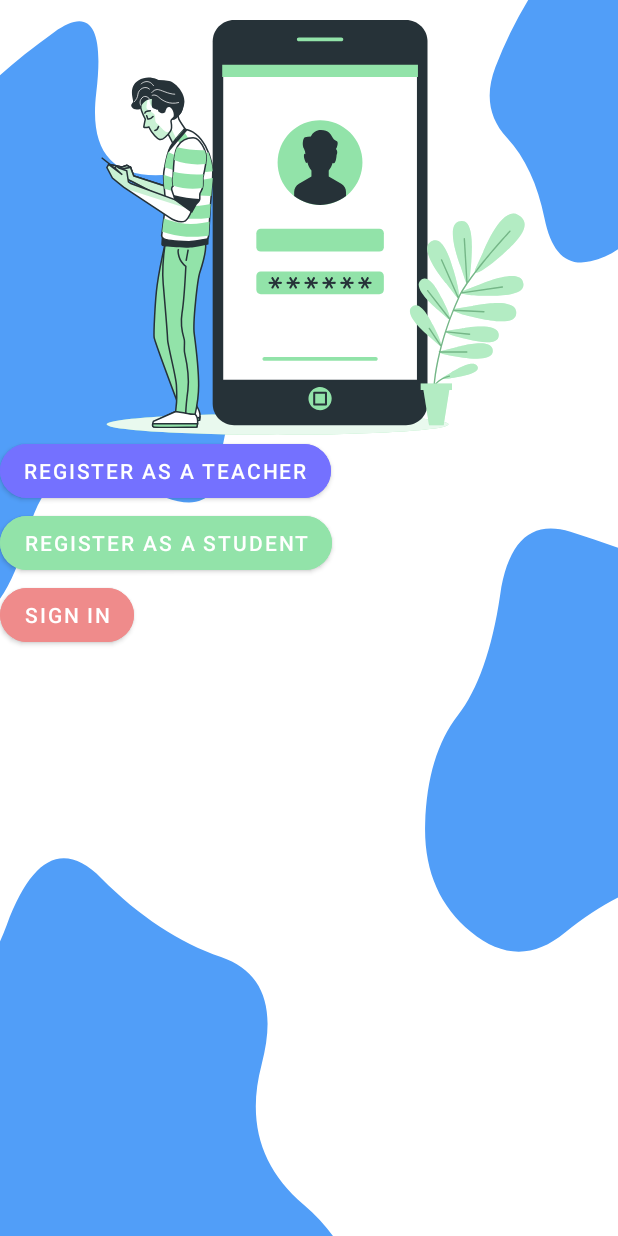
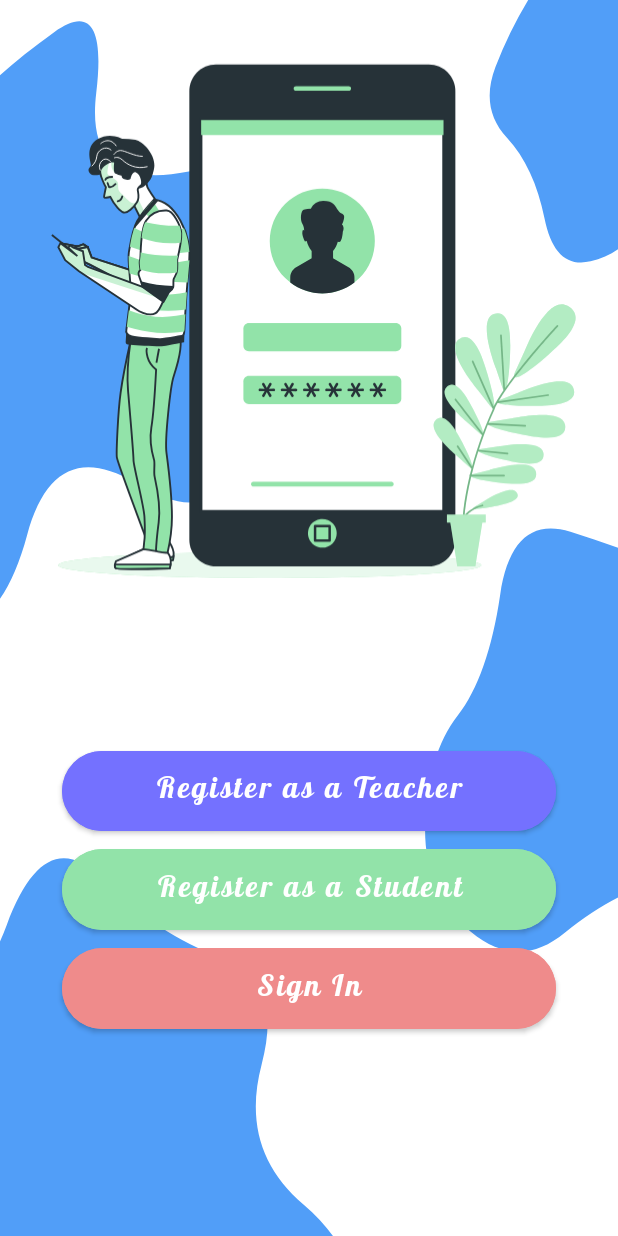
Before and after one commit to rjhaye/Club-Informant, an Android app: the screen it shows after launch (MainActivity), on a phone screen of 412 x 824 dp. Run offline under Robolectric (Android 15) with nearby library versions, the phone set to English and light mode, and no system bars.

Commit message:
Using percentage as size

```diff
--- a/app/src/main/res/layout/activity_main.xml
+++ b/app/src/main/res/layout/activity_main.xml
@@ -1,5 +1,5 @@
 <?xml version="1.0" encoding="utf-8"?>
-<RelativeLayout xmlns:android="http://schemas.android.com/apk/res/android"
+<androidx.constraintlayout.widget.ConstraintLayout xmlns:android="http://schemas.android.com/apk/res/android"
     xmlns:app="http://schemas.android.com/apk/res-auto"
     xmlns:tools="http://schemas.android.com/tools"
     android:layout_width="match_parent"
@@ -7,37 +7,97 @@
     android:background="@drawable/background"
     tools:context=".MainActivity">
 
+
     <ImageView
         android:id="@+id/iv_main_image"
+        android:layout_width="0dp"
+        android:layout_height="0dp"
+        android:layout_centerHorizontal="true"
+        android:src="@drawable/main_image"
+        app:layout_constraintEnd_toEndOf="parent"
+        app:layout_constraintHeight_percent=".50"
+        app:layout_constraintHorizontal_bias="0.487"
+        app:layout_constraintStart_toStartOf="parent"
+        app:layout_constraintWidth_percent=".9"
+        tools:layout_editor_absoluteY="3dp" />
+
+    <androidx.constraintlayout.widget.Guideline
+        android:id="@+id/top_teacher_guideline"
         android:layout_width="wrap_content"
         android:layout_height="wrap_content"
-        android:layout_centerHorizontal="true"
-        android:src="@drawable/main_image" />
+        android:orientation="horizontal"
+        app:layout_constraintGuide_percent=".6" />
+
+    <androidx.constraintlayout.widget.Guideline
+        android:id="@+id/top_student_guideline"
+        android:layout_width="wrap_content"
+        android:layout_height="wrap_content"
+        android:orientation="horizontal"
+        app:layout_constraintGuide_percent=".68" />
+
+    <androidx.constraintlayout.widget.Guideline
+        android:id="@+id/top_sign_in_guideline"
+        android:layout_width="wrap_content"
+        android:layout_height="wrap_content"
+        android:orientation="horizontal"
+        app:layout_constraintGuide_percent=".76" />
+
+    <androidx.constraintlayout.widget.Guideline
+        android:id="@+id/bottom_sign_in_guideline"
+        android:layout_width="wrap_content"
+        android:layout_height="wrap_content"
+        android:orientation="horizontal"
+        app:layout_constraintGuide_percent=".84" />
+
 
     <com.google.android.material.button.MaterialButton
         android:id="@+id/btn_register_as_a_teacher"
-        android:layout_width="wrap_content"
-        android:layout_height="wrap_content"
-        android:layout_below="@+id/iv_main_image"
+        android:layout_width="0dp"
+        android:layout_height="0dp"
         android:backgroundTint="#7471FF"
+        android:fontFamily="@font/lobster_regular"
         android:text="Register as a Teacher"
-        app:cornerRadius="50dp" />
+        android:textAllCaps="false"
+        android:textSize="20dp"
+        app:cornerRadius="50dp"
+        app:layout_constraintBottom_toBottomOf="@id/top_student_guideline"
+        app:layout_constraintEnd_toEndOf="parent"
+        app:layout_constraintStart_toStartOf="parent"
+        app:layout_constraintTop_toTopOf="@+id/top_teacher_guideline"
+        app:layout_constraintWidth_percent=".8" />
 
     <com.google.android.material.button.MaterialButton
         android:id="@+id/btn_register_as_a_student"
-        android:layout_width="wrap_content"
-        android:layout_height="wrap_content"
+        android:layout_width="0dp"
+        android:layout_height="0dp"
         android:layout_below="@+id/btn_register_as_a_teacher"
         android:backgroundTint="#92E3A9"
+        android:fontFamily="@font/lobster_regular"
         android:text="Register as a Student"
-        app:cornerRadius="50dp" />
+        android:textAllCaps="false"
+        android:textSize="20dp"
+        app:cornerRadius="50dp"
+        app:layout_constraintBottom_toBottomOf="@+id/top_sign_in_guideline"
+        app:layout_constraintEnd_toEndOf="parent"
+        app:layout_constraintStart_toStartOf="parent"
+        app:layout_constraintTop_toTopOf="@id/top_student_guideline"
+        app:layout_constraintWidth_percent=".8" />
 
     <com.google.android.material.button.MaterialButton
         android:id="@+id/btn_sign_in"
-        android:layout_width="wrap_content"
-        android:layout_height="wrap_content"
+        android:layout_width="0dp"
+        android:layout_height="0dp"
         android:layout_below="@+id/btn_register_as_a_student"
         android:backgroundTint="#EF8B8B"
+        android:fontFamily="@font/lobster_regular"
         android:text="Sign In"
-        app:cornerRadius="50dp" />
-</RelativeLayout>
+        android:textAllCaps="false"
+        android:textSize="20dp"
+        app:cornerRadius="50dp"
+        app:layout_constraintBottom_toBottomOf="@+id/bottom_sign_in_guideline"
+        app:layout_constraintEnd_toEndOf="parent"
+        app:layout_constraintStart_toStartOf="parent"
+        app:layout_constraintTop_toTopOf="@id/top_sign_in_guideline"
+        app:layout_constraintWidth_percent=".8" />
+
+</androidx.constraintlayout.widget.ConstraintLayout>
```
Also changed, not shown: app/src/main/res/font/lobster_regular.ttf (added).
